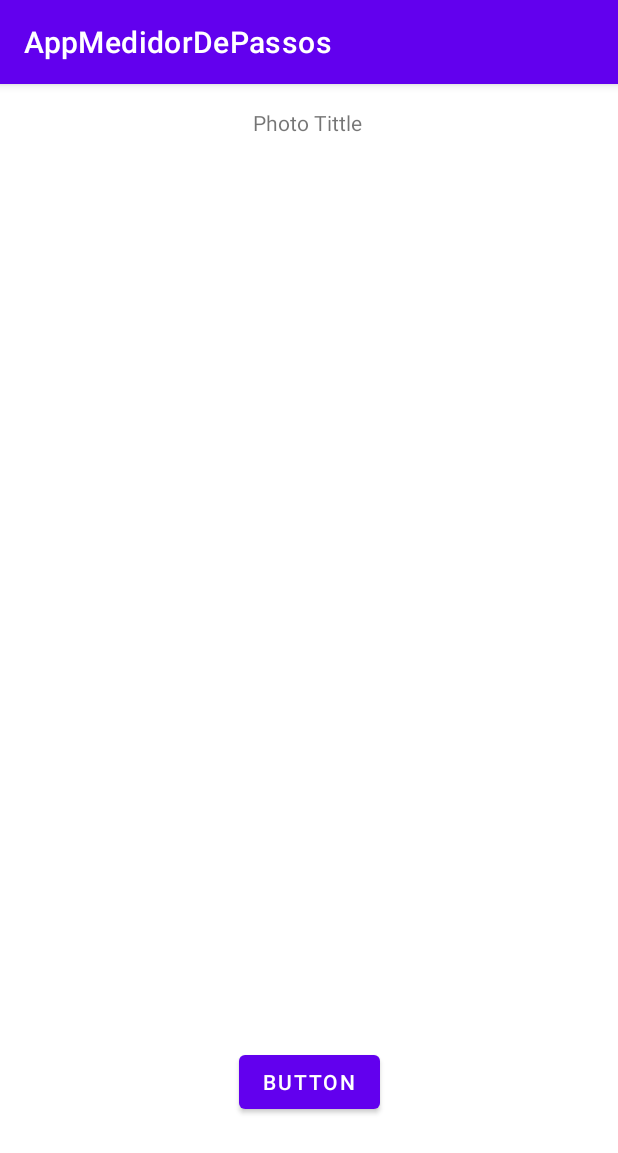
After one commit to diogovsmartins/AppMedidorDePassos, an Android app: the CameraActivity screen opened directly, with no data from a screen before it, on a phone screen of 412 x 824 dp. The commit adds this screen. Shown: the top 1153 px of the screen. Run offline under Robolectric (Android 15) with nearby library versions, the phone set to English and light mode, and no system bars.

Commit message:
sending draft for camera feature

```diff
--- /dev/null
+++ b/app/src/main/java/com/example/appmedidordepassos/CameraActivity.kt
@@ -0,0 +1,45 @@
+package com.example.appmedidordepassos
+
+import android.content.Intent
+import android.graphics.Bitmap
+import androidx.appcompat.app.AppCompatActivity
+import android.os.Bundle
+import android.provider.MediaStore
+import android.view.View
+import android.widget.Button
+import android.widget.ImageView
+
+class CameraActivity : AppCompatActivity() {
+    //request code
+     var requestCode : Int=123
+
+    override fun onCreate(savedInstanceState: Bundle?) {
+        super.onCreate(savedInstanceState)
+        setContentView(R.layout.activity_camera)
+
+        var btn=findViewById<Button>(R.id.button)
+        btn.setOnClickListener {
+            openCamera()
+        }
+    }
+
+    fun openCamera  (){
+        //start camera
+        var intent= Intent(MediaStore.ACTION_IMAGE_CAPTURE)
+
+        if(intent.resolveActivity(packageManager)!=null){
+            startActivityForResult(intent,requestCode)
+        }
+    }
+
+    override fun onActivityResult(requestCode: Int, resultCode: Int, data: Intent?) {
+        super.onActivityResult(requestCode, resultCode, data)
+        if(requestCode==resultCode && resultCode== RESULT_OK){
+            val imageView: ImageView =findViewById(R.id.photo_view)
+            //START BITMAP
+            val bitmap=data?.extras?.get("data") as Bitmap
+            //set image bitmap
+            imageView.setImageBitmap(bitmap)
+        }
+    }
+}
--- /dev/null
+++ b/app/src/main/res/layout/activity_camera.xml
@@ -0,0 +1,44 @@
+<?xml version="1.0" encoding="utf-8"?>
+<androidx.constraintlayout.widget.ConstraintLayout xmlns:android="http://schemas.android.com/apk/res/android"
+    xmlns:app="http://schemas.android.com/apk/res-auto"
+    xmlns:tools="http://schemas.android.com/tools"
+    android:layout_width="match_parent"
+    android:layout_height="match_parent"
+    tools:context=".CameraActivity">
+
+    <ImageView
+        android:id="@+id/photo_view"
+        android:layout_width="350dp"
+        android:layout_height="400dp"
+        app:layout_constraintBottom_toBottomOf="parent"
+        app:layout_constraintEnd_toEndOf="parent"
+        app:layout_constraintHorizontal_bias="0.491"
+        app:layout_constraintStart_toStartOf="parent"
+        app:layout_constraintTop_toBottomOf="@+id/camera_screen_tittle"
+        app:layout_constraintVertical_bias="0.179">
+
+    </ImageView>
+
+    <TextView
+        android:id="@+id/camera_screen_tittle"
+        android:layout_width="wrap_content"
+        android:layout_height="wrap_content"
+        android:layout_marginTop="16dp"
+        android:text="Photo Tittle"
+        app:layout_constraintEnd_toEndOf="parent"
+        app:layout_constraintHorizontal_bias="0.498"
+        app:layout_constraintStart_toStartOf="parent"
+        app:layout_constraintTop_toTopOf="parent" />
+
+    <Button
+        android:id="@+id/button"
+        android:layout_width="wrap_content"
+        android:layout_height="wrap_content"
+        android:layout_marginTop="131dp"
+        android:layout_marginBottom="64dp"
+        android:text="Button"
+        app:layout_constraintBottom_toBottomOf="parent"
+        app:layout_constraintEnd_toEndOf="parent"
+        app:layout_constraintStart_toStartOf="parent"
+        app:layout_constraintTop_toBottomOf="@+id/photo_view" />
+</androidx.constraintlayout.widget.ConstraintLayout>
```
Also changed, not shown: app/src/main/AndroidManifest.xml (+9 -1 lines), app/src/main/java/com/example/appmedidordepassos/MainActivity.kt (+15 -5 lines), app/src/main/res/layout/activity_main.xml (+12 -0 lines).
